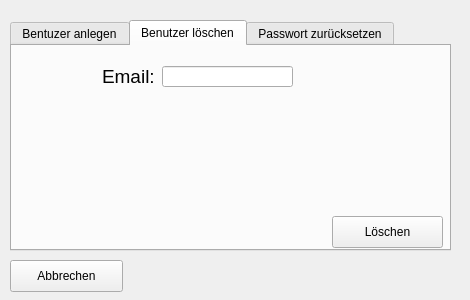
First picture: the form in benutzerverwaltung.ui, repository sess2016C/se2016C, before the edit.
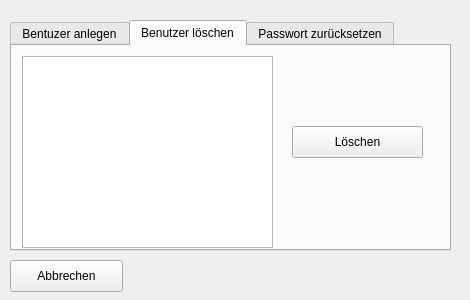
Second picture: the form after the edit. The open tabs and pages were chosen to show the change.

Patch:
```diff
--- a/benutzerverwaltung.ui
+++ b/benutzerverwaltung.ui
@@ -159,40 +159,12 @@
     <attribute name="title">
      <string>Benutzer löschen</string>
     </attribute>
-    <widget class="QLabel" name="label_5">
-     <property name="geometry">
-      <rect>
-       <x>90</x>
-       <y>20</y>
-       <width>51</width>
-       <height>21</height>
-      </rect>
-     </property>
-     <property name="font">
-      <font>
-       <pointsize>14</pointsize>
-      </font>
-     </property>
-     <property name="text">
-      <string>Email:</string>
-     </property>
-    </widget>
-    <widget class="QLineEdit" name="txt_delUserEmail">
-     <property name="geometry">
-      <rect>
-       <x>150</x>
-       <y>20</y>
-       <width>131</width>
-       <height>21</height>
-      </rect>
-     </property>
-    </widget>
     <widget class="QPushButton" name="btn_UserDel">
      <property name="geometry">
       <rect>
-       <x>320</x>
-       <y>170</y>
-       <width>111</width>
+       <x>280</x>
+       <y>80</y>
+       <width>131</width>
        <height>32</height>
       </rect>
      </property>
@@ -200,6 +172,16 @@
       <string>Löschen</string>
      </property>
     </widget>
+    <widget class="QListWidget" name="lst_delUser">
+     <property name="geometry">
+      <rect>
+       <x>10</x>
+       <y>10</y>
+       <width>251</width>
+       <height>192</height>
+      </rect>
+     </property>
+    </widget>
    </widget>
    <widget class="QWidget" name="tab_3">
     <attribute name="title">
```
Left out of the diff: 44 changed lines with no effect on the pictures.
